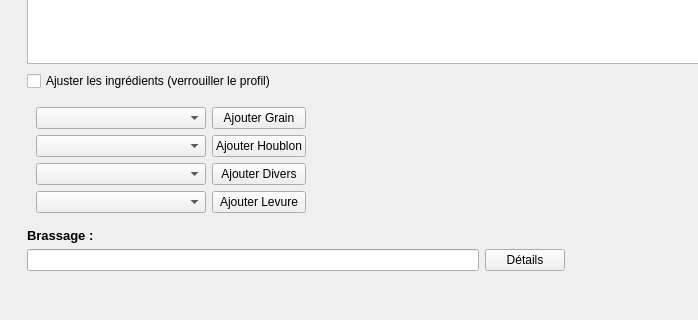
Above: reader.ui from 314r/joliebulle before the change; both pictures show x 0 to 698 and y 393 to 713 of the 1293 by 713 pixel window. Below: the same form after it.
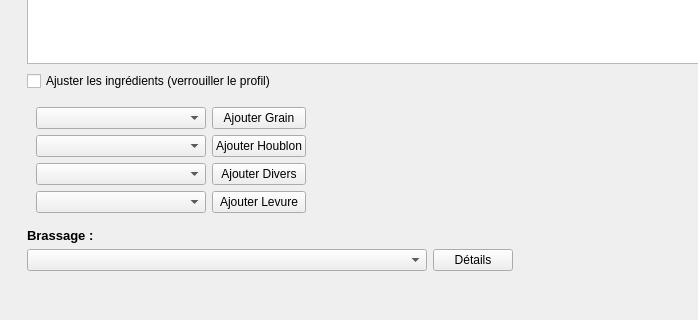
That is the form after the change. Icons and pictures are not drawn.

Commit message: prochaine etape : sauvegarder le profil actuel dans la recette

Patch:
```diff
--- a/reader.ui
+++ b/reader.ui
@@ -79,7 +79,14 @@
            <item row="7" column="0">
             <layout class="QHBoxLayout" name="horizontalLayout_3">
              <item>
-              <widget class="QLineEdit" name="lineEditBrewingProfile"/>
+              <widget class="QComboBox" name="comboBoxMashProfiles">
+               <property name="minimumSize">
+                <size>
+                 <width>400</width>
+                 <height>0</height>
+                </size>
+               </property>
+              </widget>
              </item>
              <item>
               <widget class="QPushButton" name="pushButtonMashDetails">
```
The commit also changes 2 other files.
